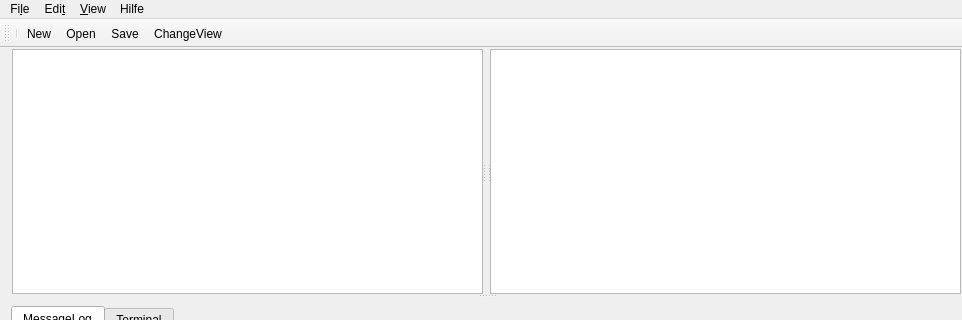
emtrion/elbe-gui, file elbefrontend/mainwindow.ui: the form before one commit; both pictures show x 0 to 962 and y 0 to 320 of the 962 by 644 pixel window.
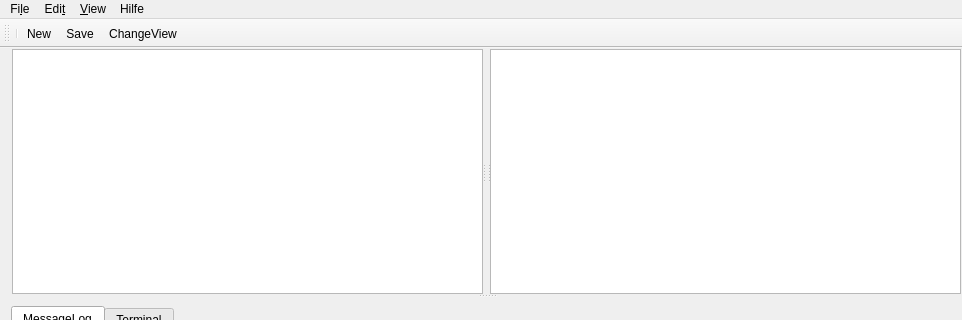
The form after the commit.

Commit message: open and import xml file; projectmanager

Diff of the .ui file:
```diff
--- a/elbefrontend/mainwindow.ui
+++ b/elbefrontend/mainwindow.ui
@@ -268,7 +268,6 @@
    </attribute>
    <addaction name="separator"/>
    <addaction name="actionNew"/>
-   <addaction name="actionOpen"/>
    <addaction name="actionSave"/>
    <addaction name="action_ChangeView"/>
   </widget>
@@ -281,11 +280,6 @@
     <string>Alt+Shift+N</string>
    </property>
   </action>
-  <action name="actionOpen">
-   <property name="text">
-    <string>&amp;Open</string>
-   </property>
-  </action>
   <action name="actionSave">
    <property name="text">
     <string>&amp;Save</string>
```
Left out of the diff: 14 changed lines with no effect on the pictures. The commit also changes 21 other files.
